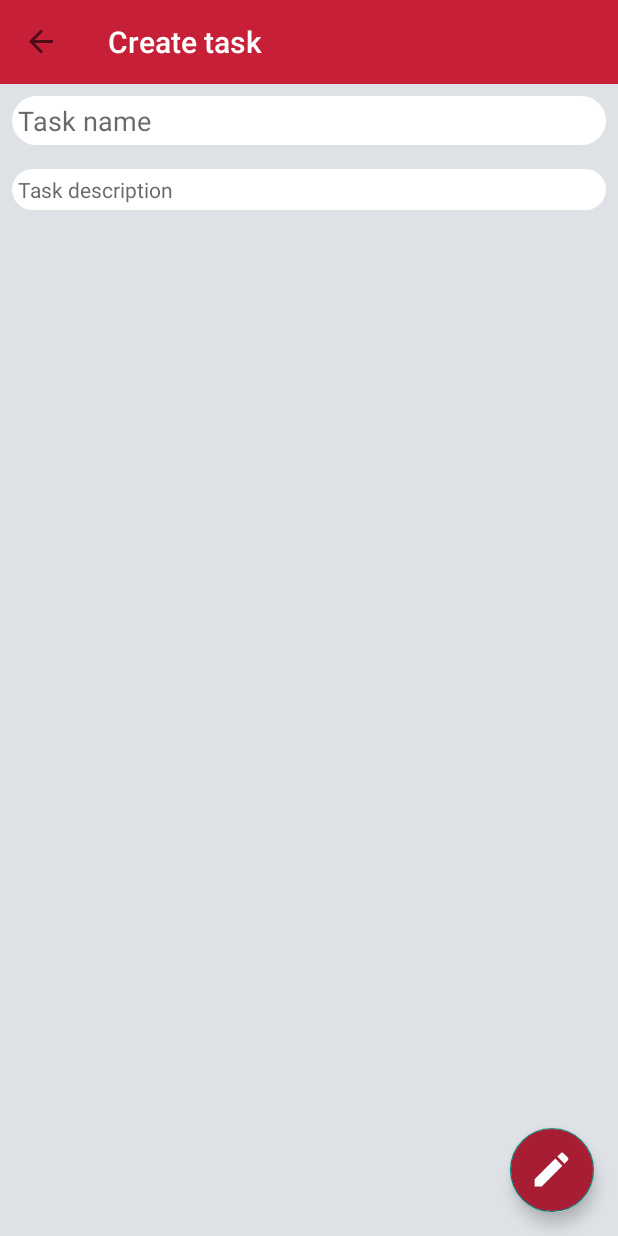
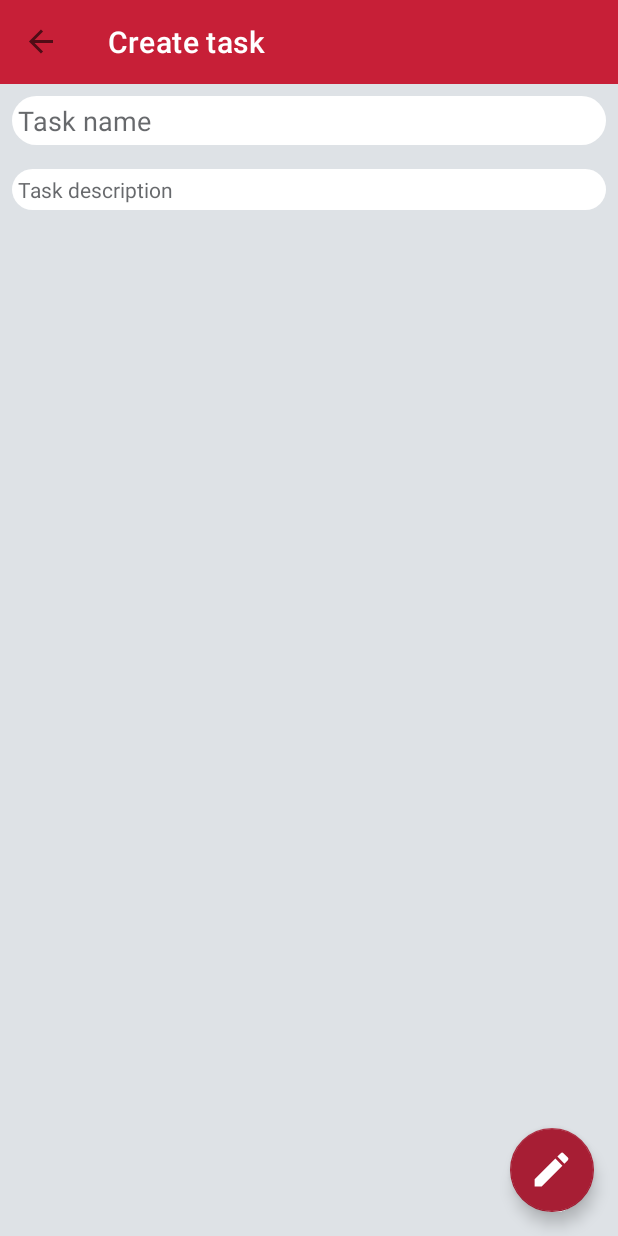
Before and after one commit to HeraEXE/ToDoList3, an Android app: the CreateEditTaskFragment screen opened through its navigation route, on a phone screen of 412 x 824 dp. Run offline under Robolectric (Android 15) with nearby library versions, the phone set to English and light mode, and no system bars; our stand-ins replace Dagger/Hilt's generated code, Room's generated code, navigation-ui.

Commit message:
Final Commit (UI is modified)

```diff
--- a/app/src/main/java/com/hera/todolist3/ui/tasks/TasksFragment.kt
+++ b/app/src/main/java/com/hera/todolist3/ui/tasks/TasksFragment.kt
@@ -38,8 +38,6 @@ class TasksFragment : Fragment(R.layout.fragment_tasks), TaskAdapter.Listener {
     override fun onViewCreated(view: View, savedInstanceState: Bundle?) {
         super.onViewCreated(view, savedInstanceState)
 
-        (activity as AppCompatActivity).supportActionBar?.title = "Tasks"
-
         binding = FragmentTasksBinding.bind(view)
 
         viewModel.tasks.observe(viewLifecycleOwner) { tasks ->
@@ -62,14 +60,16 @@ class TasksFragment : Fragment(R.layout.fragment_tasks), TaskAdapter.Listener {
     }
 
 
-    private val itemTouchHelper = object: ItemTouchHelper.SimpleCallback(0, ItemTouchHelper.START or ItemTouchHelper.END) {
+    override fun onStart() {
+        super.onStart()
+        (activity as AppCompatActivity).supportActionBar?.title = "Tasks"
+    }
 
 
+    private val itemTouchHelper = object: ItemTouchHelper.SimpleCallback(0, ItemTouchHelper.START or ItemTouchHelper.END) {
         override fun onMove(recyclerView: RecyclerView, viewHolder: RecyclerView.ViewHolder, target: RecyclerView.ViewHolder) = false
 
-
         override fun onSwiped(viewHolder: RecyclerView.ViewHolder, direction: Int) {
-
             val task = viewModel.tasks.value!![viewHolder.adapterPosition]
 
             AlertDialog
--- a/app/src/main/res/layout/activity_main.xml
+++ b/app/src/main/res/layout/activity_main.xml
@@ -13,8 +13,8 @@
         android:layout_width="match_parent"
         android:layout_height="wrap_content"
         android:background="@color/crimson"
-        tools:title="Title"
-        app:titleTextColor="@color/white"/>
+        app:titleTextColor="@color/white"
+        tools:title="Title" />
 
     <fragment
         android:id="@+id/fragment"
--- a/app/src/main/res/layout/fragment_create_edit_task.xml
+++ b/app/src/main/res/layout/fragment_create_edit_task.xml
@@ -57,7 +57,7 @@
         android:layout_height="wrap_content"
         android:layout_gravity="bottom|end"
         android:layout_margin="16dp"
-        android:backgroundTint="@color/crimson_ua"
+        app:backgroundTint="@color/crimson_ua"
         android:src="@drawable/ic_edit"
         app:layout_behavior="com.google.android.material.floatingactionbutton.FloatingActionButton$Behavior"
         app:maxImageSize="30dp"
--- a/app/src/main/res/menu/menu_tasks.xml
+++ b/app/src/main/res/menu/menu_tasks.xml
@@ -6,6 +6,7 @@
         android:id="@+id/action_order"
         android:icon="@drawable/ic_sort"
         android:title="order"
+        app:tint="@color/white"
         app:showAsAction="ifRoom">
 
         <menu>
@@ -28,6 +29,7 @@
         android:id="@+id/action_delete_done"
         android:icon="@drawable/ic_delete"
         android:title="Delete done"
+        app:tint="@color/white"
         app:showAsAction="ifRoom" />
 
 </menu>
--- a/app/src/main/res/values/themes.xml
+++ b/app/src/main/res/values/themes.xml
@@ -1,6 +1,6 @@
 <resources xmlns:tools="http://schemas.android.com/tools">
     <!-- Base application theme. -->
-    <style name="Theme.TodoList3" parent="Theme.AppCompat.Light.NoActionBar">
+    <style name="Theme.TodoList3" parent="Theme.MaterialComponents.DayNight.NoActionBar">
         <!-- Primary brand color. -->
         <item name="colorPrimary">@color/crimson</item>
         <item name="colorPrimaryVariant">@color/crimson</item>
```
